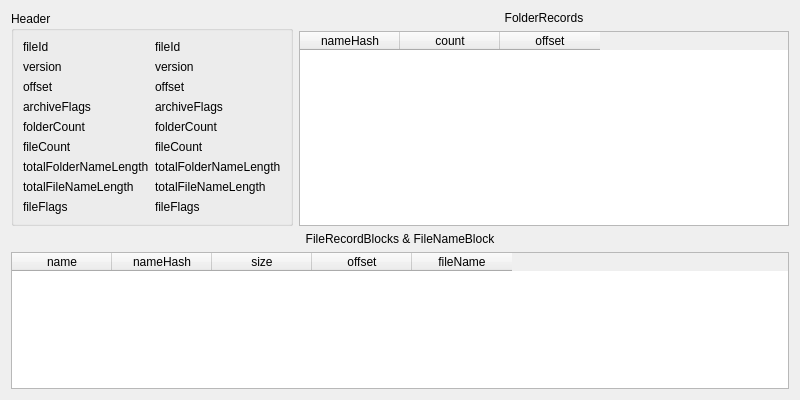
Above: OpenTES4Editor/TES4FilesUI/tes4filebsa_ui.ui from Yt-trium/OpenTES4Oblivion_01 before the change. Below: the same form after it.
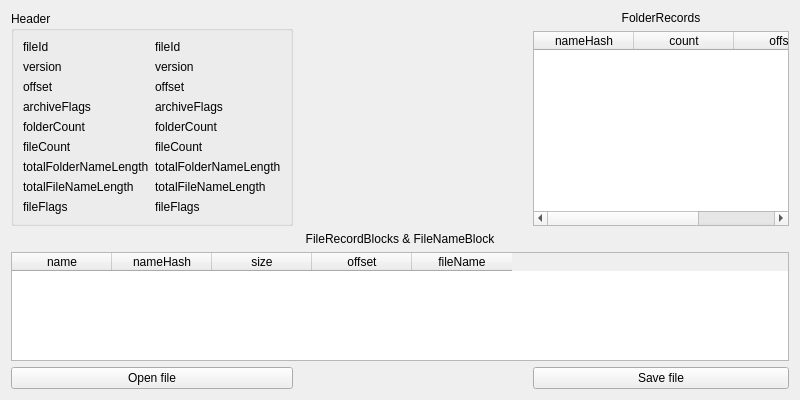
That is the form after the change.

Diff of the .ui file:
```diff
--- a/OpenTES4Editor/TES4FilesUI/tes4filebsa_ui.ui
+++ b/OpenTES4Editor/TES4FilesUI/tes4filebsa_ui.ui
@@ -14,19 +14,6 @@
    <string>TES4FileBSA</string>
   </property>
   <layout class="QGridLayout" name="gridLayout">
-   <item row="0" column="1">
-    <widget class="QLabel" name="label_FolderRecords">
-     <property name="layoutDirection">
-      <enum>Qt::LeftToRight</enum>
-     </property>
-     <property name="text">
-      <string>FolderRecords</string>
-     </property>
-     <property name="alignment">
-      <set>Qt::AlignCenter</set>
-     </property>
-    </widget>
-   </item>
    <item row="0" column="0" rowspan="2">
     <widget class="QGroupBox" name="groupBoxHeader">
      <property name="title">
@@ -162,7 +149,7 @@
      </layout>
     </widget>
    </item>
-   <item row="1" column="1">
+   <item row="1" column="2">
     <widget class="QTableWidget" name="tableWidget_FolderRecords">
      <column>
       <property name="text">
@@ -181,7 +168,20 @@
      </column>
     </widget>
    </item>
-   <item row="3" column="0" colspan="2">
+   <item row="0" column="2">
+    <widget class="QLabel" name="label_FolderRecords">
+     <property name="layoutDirection">
+      <enum>Qt::LeftToRight</enum>
+     </property>
+     <property name="text">
+      <string>FolderRecords</string>
+     </property>
+     <property name="alignment">
+      <set>Qt::AlignCenter</set>
+     </property>
+    </widget>
+   </item>
+   <item row="3" column="0" colspan="3">
     <widget class="QTableWidget" name="tableWidget_FileRecordBlocksAndFileNameBlock">
      <column>
       <property name="text">
@@ -210,7 +210,7 @@
      </column>
     </widget>
    </item>
-   <item row="2" column="0" colspan="2">
+   <item row="2" column="0" colspan="3">
     <widget class="QLabel" name="label_FileRecordBlocksAndFileNameBlock">
      <property name="text">
       <string>FileRecordBlocks &amp; FileNameBlock</string>
@@ -220,6 +220,46 @@
      </property>
     </widget>
    </item>
+   <item row="4" column="0">
+    <widget class="QPushButton" name="pushButton_Open">
+     <property name="text">
+      <string>Open file</string>
+     </property>
+    </widget>
+   </item>
+   <item row="4" column="2">
+    <widget class="QPushButton" name="pushButton_Save">
+     <property name="text">
+      <string>Save file</string>
+     </property>
+    </widget>
+   </item>
+   <item row="4" column="1">
+    <spacer name="horizontalSpacer">
+     <property name="orientation">
+      <enum>Qt::Horizontal</enum>
+     </property>
+     <property name="sizeHint" stdset="0">
+      <size>
+       <width>40</width>
+       <height>20</height>
+      </size>
+     </property>
+    </spacer>
+   </item>
+   <item row="1" column="1">
+    <spacer name="horizontalSpacer_2">
+     <property name="orientation">
+      <enum>Qt::Horizontal</enum>
+     </property>
+     <property name="sizeHint" stdset="0">
+      <size>
+       <width>40</width>
+       <height>20</height>
+      </size>
+     </property>
+    </spacer>
+   </item>
   </layout>
  </widget>
  <resources/>
```
